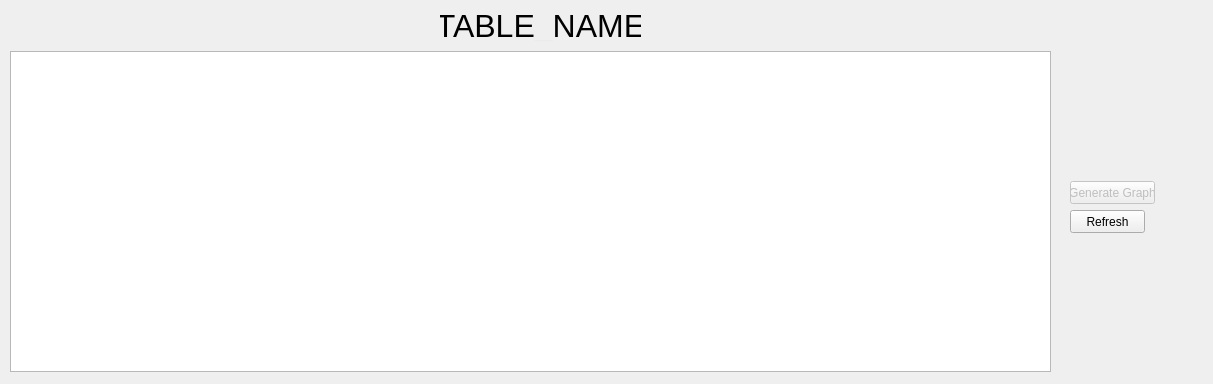
This is app/datawindow.ui in uos3/telemetry-app as Qt 5 draws it before an edit. The edited form follows.
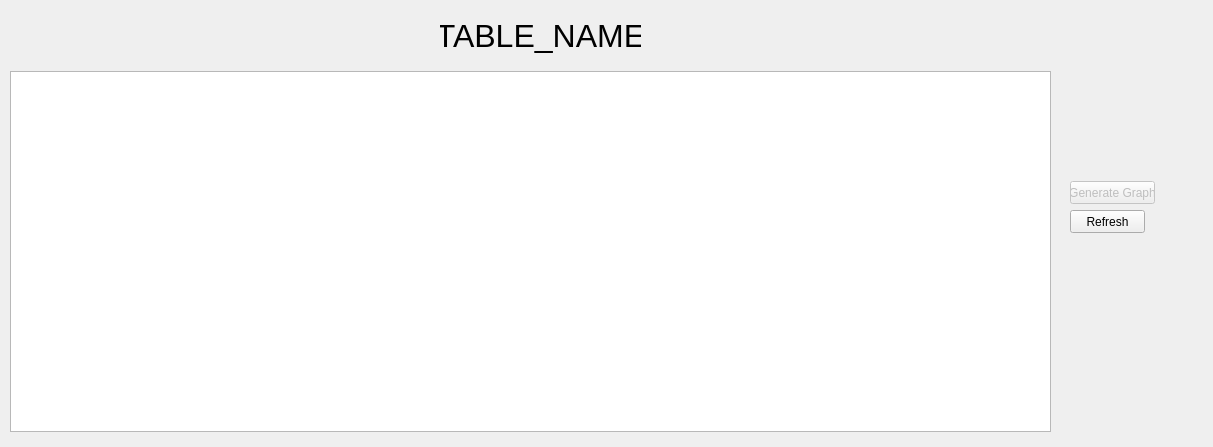
This is the edited form.

Commit message: Add remaining tables to top window UI Add functionality to open new table windows and load data Add data table window title changing

```diff
--- a/app/datawindow.ui
+++ b/app/datawindow.ui
@@ -7,7 +7,7 @@
     <x>0</x>
     <y>0</y>
     <width>1213</width>
-    <height>384</height>
+    <height>447</height>
    </rect>
   </property>
   <property name="windowTitle">
@@ -17,9 +17,9 @@
    <property name="geometry">
     <rect>
      <x>10</x>
-     <y>51</y>
+     <y>71</y>
      <width>1041</width>
-     <height>321</height>
+     <height>361</height>
     </rect>
    </property>
    <property name="editTriggers">
@@ -73,7 +73,7 @@
      <x>440</x>
      <y>10</y>
      <width>201</width>
-     <height>31</height>
+     <height>51</height>
     </rect>
    </property>
    <property name="font">
```
Left out of the diff: 2 changed lines with no effect on the pictures. The commit also changes 5 other files.
